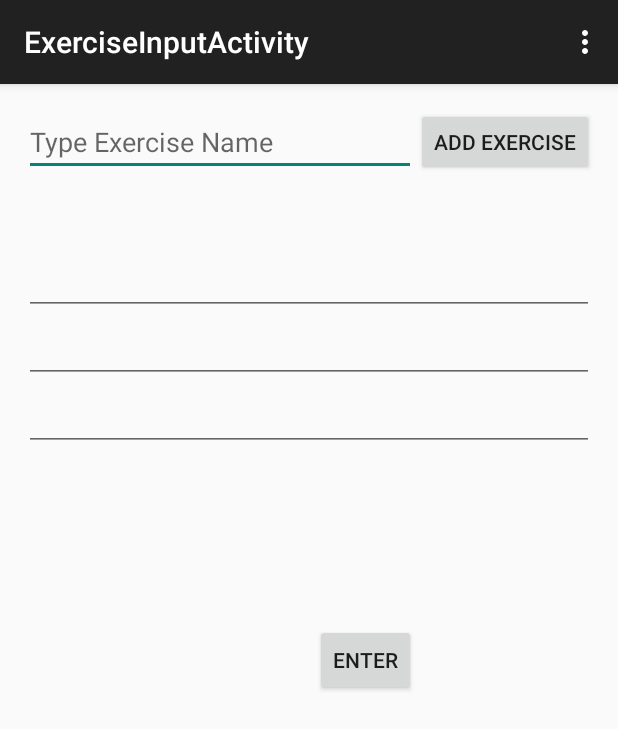
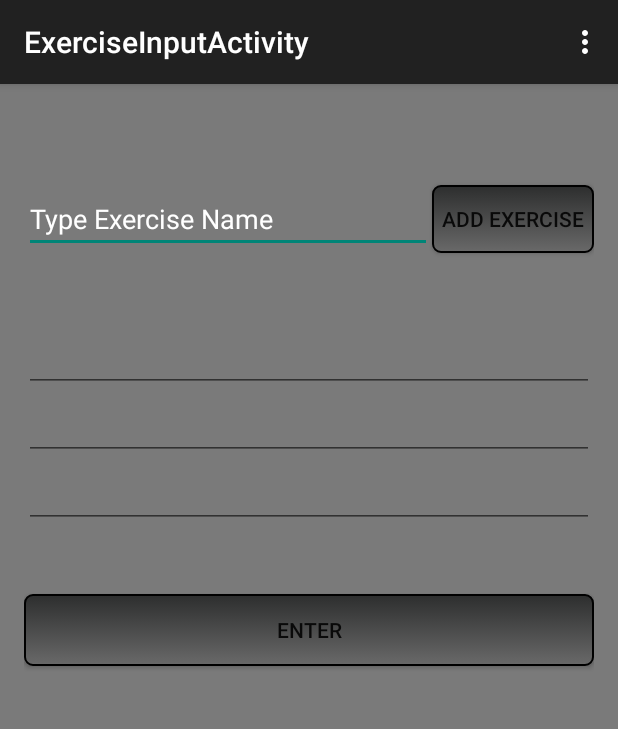
Before and after one commit to rajukumaran/FitnessTrainer, an Android app: the screen it shows after launch (ExerciseInputActivity), after a tap on "Large Text", on a phone screen of 412 x 824 dp. Shown: the top 729 px of the screen. Run offline under Robolectric (Android 15) with nearby library versions, the phone set to English and light mode, and no system bars; libraries missing offline, so code that uses them is left out: com.google.android.gms, com.microsoft.windowsazure; 5 statements that could not run were skipped; 1 other tap on this screen came first.

Commit message:
Before Add Exercise

```diff
--- a/app/src/main/java/com/toetracker/fitnesstrainer/ExerciseInputActivity.java
+++ b/app/src/main/java/com/toetracker/fitnesstrainer/ExerciseInputActivity.java
@@ -32,7 +32,8 @@ public class ExerciseInputActivity extends AzureBaseActivity {
     protected void onCreate(Bundle savedInstanceState) {
         super.onCreate(savedInstanceState);
         setContentView(R.layout.activity_exercise_input);
-
+        TextView txtView = (TextView)findViewById(R.id.txtVwTrainee);
+        txtView.setText(TrainerGlobal.TraineeName);
        btnAddExercise = (Button)findViewById(R.id.btnAddExercise);
         btnAddExercise.setOnClickListener(new View.OnClickListener() {
             @Override
--- a/app/src/main/java/com/toetracker/fitnesstrainer/Trainee.java
+++ b/app/src/main/java/com/toetracker/fitnesstrainer/Trainee.java
@@ -4,12 +4,24 @@ package com.toetracker.fitnesstrainer;
  * Created by rajmarappan on 11/11/15.
  */
 public class Trainee {
+
+    /**
+     * Item Id
+     */
+    @com.google.gson.annotations.SerializedName("id")
+    public String mId;
+    @com.google.gson.annotations.SerializedName("username")
     public String username ;
     public String password ;
+    @com.google.gson.annotations.SerializedName("firstName")
     public String FirstName ;
+    @com.google.gson.annotations.SerializedName("lastName")
     public String LastName ;
+    @com.google.gson.annotations.SerializedName("phone")
     public String Phone ;
+    @com.google.gson.annotations.SerializedName("address")
     public String Address ;
+    @com.google.gson.annotations.SerializedName("email")
     public String Email ;
     public Boolean Trainer ;
 }
--- /dev/null
+++ b/app/src/main/java/com/toetracker/fitnesstrainer/TraineeList.java
@@ -0,0 +1,11 @@
+package com.toetracker.fitnesstrainer;
+
+import java.util.ArrayList;
+import java.util.List;
+
+/**
+ * Created by rajmarappan on 11/15/15.
+ */
+public class TraineeList extends ArrayList<Trainee> {
+
+}
--- a/app/src/main/java/com/toetracker/fitnesstrainer/TrainerAssociationActivity.java
+++ b/app/src/main/java/com/toetracker/fitnesstrainer/TrainerAssociationActivity.java
@@ -27,6 +27,9 @@ import com.google.common.util.concurrent.FutureCallback;
 import com.google.common.util.concurrent.Futures;
 import com.google.common.util.concurrent.ListenableFuture;
 import com.google.common.util.concurrent.SettableFuture;
+import com.google.gson.JsonArray;
+import com.google.gson.JsonElement;
+import com.google.gson.JsonObject;
 import com.microsoft.windowsazure.mobileservices.*;
 
 import java.net.MalformedURLException;
@@ -42,6 +45,10 @@ import com.microsoft.windowsazure.mobileservices.table.MobileServiceTable;
 import com.microsoft.windowsazure.mobileservices.table.query.QueryOrder;
 
 import org.apache.http.impl.conn.LoggingSessionOutputBuffer;
+import org.json.JSONArray;
+import org.json.JSONObject;
+
+import com.google.gson.JsonObject;
 
 import static com.microsoft.windowsazure.mobileservices.table.query.QueryOperations.val;
 
@@ -93,6 +100,7 @@ public class TrainerAssociationActivity extends AzureBaseActivity {
     protected void onCreate(Bundle savedInstanceState) {
         super.onCreate(savedInstanceState);
         setContentView(R.layout.activity_trainer_association);
+
         btnNewTrainee = (Button)findViewById(R.id.btnAddUser);
         btnAssociateUser = (Button)findViewById(R.id.btnAssociateUser);
         btnAssociateUser.setOnClickListener(btnAssociateUser_Click);
@@ -110,6 +118,7 @@ public class TrainerAssociationActivity extends AzureBaseActivity {
         linlaHeaderProgress.setVisibility(View.VISIBLE);
         try {
             taObj = mClient.getTable(TrainerAssociation.class);
+            //MobileServiceList<TrainerAssociation> taObj1 = taObj.orderBy("TraineeID",QueryOrder.Ascending).execute().get();
             TA = new TrainerAssociationAdapter(this, R.layout.trainer_association_layout);
             ListView lstView = (ListView) findViewById(R.id.listView);
             lstView.setAdapter(TA);
@@ -117,7 +126,8 @@ public class TrainerAssociationActivity extends AzureBaseActivity {
             refreshItemsFromTable();
         }catch (Exception err)
         {
-
+            Integer i =10;
+            i=11;
 
         }
     }
@@ -131,24 +141,74 @@ public class TrainerAssociationActivity extends AzureBaseActivity {
             @Override
             protected Void doInBackground(Void... params) {
 
-                try {
-                    final List<TrainerAssociation> results = taObj.orderBy("TraineeID",QueryOrder.Ascending).execute().get();
-
-                    runOnUiThread(new Runnable() {
-                        @Override
-                        public void run() {
-                            TA.clear();
+                mClient.invokeApi("GetTrainerAssociation", String.class, new ApiOperationCallback<String>() {
 
 
-                            for (TrainerAssociation item : results) {
-                                TA.add(item);
+                    @Override
+                    public void onCompleted(String result,
+                                            Exception exception, ServiceFilterResponse response) {
+
+                        if (exception == null) {
+                            try {
+                                //JSONObject jsonResponse = new JSONObject(result);
+                                JSONArray jarray = new JSONArray(result);
+                               // JSONArray jarray = jsonResponse.getJSONArray("");
+                                //JSONObject jsonResponse = new JSONObject(line);
+
+
+//                                for(JsonElement jr : result)
+//                                {
+//
+//                                }
+                               for(int i=0; i< jarray.length();i++)
+                               {
+                                   JSONObject js = jarray.getJSONObject(i);
+                                   String FirstName = js.getString("FirstName");
+                                   String LastName = js.getString("LastName");
+                                   String UserName = js.getString("Username");
+                                   String FullName = LastName +", " + FirstName + "(" + UserName +")";
+                                   TrainerAssociation TAs = new TrainerAssociation();
+                                   TAs.TraineeID=FullName;
+                                   TA.add(TAs);
+
+                               }
+
+                                linlaHeaderProgress.setVisibility(View.GONE);
+
+                                //.getJSONArray("results");
+                                //String AuthString = result.getAsJsonPrimitive("mobileServiceAuthenticationToken").getAsString();
+                            }catch(Exception err)
+                            {
+                                int i =0;
+                                i=1;
+
                             }
-                            linlaHeaderProgress.setVisibility(View.GONE);
+
                         }
-                    });
-                } catch (final Exception e){
+                    }
 
-                }
+                });
+
+
+
+//                try {
+//                    final List<TrainerAssociation> results = taObj.orderBy("TraineeID",QueryOrder.Ascending).execute().get();
+//
+//                    runOnUiThread(new Runnable() {
+//                        @Override
+//                        public void run() {
+//                            TA.clear();
+//
+//
+//                            for (TrainerAssociation item : results) {
+//                                TA.add(item);
+//                            }
+//                            linlaHeaderProgress.setVisibility(View.GONE);
+//                        }
+//                    });
+//                } catch (final Exception e){
+//
+//                }
 
                 return null;
             }
--- a/app/src/main/res/drawable/button_radient.xml
+++ b/app/src/main/res/drawable/button_radient.xml
@@ -1,9 +1,25 @@
 <?xml version="1.0" encoding="utf-8" ?>
-<shape xmlns:android="http://schemas.android.com/apk/res/android" android:shape="rectangle" >
-    <gradient
-        android:type="linear"
-        android:startColor="#FF2D2E2E"
-        android:endColor="#FF696969"
-        android:angle="225"/>
 
-</shape>
+<selector xmlns:android="http://schemas.android.com/apk/res/android" >
+<item android:state_pressed="true" >
+    <shape android:shape="rectangle"  >
+        <corners android:radius="5dip" />
+        <stroke android:width="1dip" android:color="#000000" />
+        <gradient android:angle="-90" android:startColor="#FF696969" android:endColor="#FF2D2E2E"  />
+    </shape>
+</item>
+<item android:state_focused="true">
+    <shape android:shape="rectangle"  >
+        <corners android:radius="5dip" />
+        <stroke android:width="1dip" android:color="#000000" />
+        <solid android:color="#58857e"/>
+    </shape>
+</item>
+<item >
+    <shape android:shape="rectangle"  >
+        <corners android:radius="5dip" />
+        <stroke android:width="1dip" android:color="#000000" />
+        <gradient android:angle="-90" android:startColor="#FF2D2E2E" android:endColor="#FF696969" />
+    </shape>
+</item>
+</selector>
--- a/app/src/main/res/layout/activity_add_exercise.xml
+++ b/app/src/main/res/layout/activity_add_exercise.xml
@@ -5,6 +5,7 @@
     android:paddingRight="@dimen/activity_horizontal_margin"
     android:paddingTop="@dimen/activity_vertical_margin"
     android:paddingBottom="@dimen/activity_vertical_margin"
+    android:background="#FF7A7A7A"
     tools:context="com.toetracker.fitnesstrainer.AddExercise">
 
     <EditText
--- a/app/src/main/res/layout/activity_add_trainee.xml
+++ b/app/src/main/res/layout/activity_add_trainee.xml
@@ -5,6 +5,7 @@
     android:paddingRight="@dimen/activity_horizontal_margin"
     android:paddingTop="@dimen/activity_vertical_margin"
     android:paddingBottom="@dimen/activity_vertical_margin"
+    android:background="#FF7A7A7A"
     tools:context="com.toetracker.fitnesstrainer.AddTrainee">
 
     <EditText
--- a/app/src/main/res/layout/activity_exercise_input.xml
+++ b/app/src/main/res/layout/activity_exercise_input.xml
@@ -4,6 +4,7 @@
     android:paddingRight="@dimen/activity_horizontal_margin"
     android:paddingTop="@dimen/activity_vertical_margin"
     android:paddingBottom="@dimen/activity_vertical_margin"
+    android:background="#FF7A7A7A"
     tools:context="com.toetracker.fitnesstrainer.ExerciseInputActivity">
 
     <AutoCompleteTextView
@@ -11,12 +12,15 @@
         android:layout_width="wrap_content"
         android:layout_height="wrap_content"
         android:ems="10"
+        android:imeOptions="actionDone"
+        android:layout_marginTop="51dp"
         android:layout_alignParentTop="true"
         android:layout_alignParentLeft="true"
         android:layout_alignParentStart="true"
         android:layout_toLeftOf="@+id/btnAddExercise"
         android:layout_toStartOf="@+id/btnAddExercise"
-        android:imeOptions="actionDone">
+        android:textColor="#ffffff"
+        android:textColorHint="#ffffff">
         <requestFocus />
     </AutoCompleteTextView>
 
@@ -28,7 +32,9 @@
         android:layout_below="@+id/autoComplete"
         android:layout_alignParentRight="true"
         android:layout_alignParentEnd="true"
-        android:layout_marginTop="47dp" />
+        android:layout_marginTop="47dp"
+        android:textColor="#ffffff"
+        android:textColorHint="#ffffff"/>
 
     <EditText
         android:layout_width="match_parent"
@@ -38,7 +44,9 @@
         android:inputType="number"
         android:layout_below="@+id/txtUnit1"
         android:layout_alignParentLeft="true"
-        android:layout_alignParentStart="true" />
+        android:layout_alignParentStart="true"
+        android:textColor="#ffffff"
+        android:textColorHint="#ffffff" />
 
     <EditText
         android:layout_width="match_parent"
@@ -47,28 +55,50 @@
         android:inputType="number"
         android:layout_below="@+id/txtUnit2"
         android:layout_alignParentLeft="true"
-        android:layout_alignParentStart="true" />
+        android:layout_alignParentStart="true"
+        android:textColor="#ffffff"
+        android:textColorHint="#ffffff" />
 
     <Button
         style="?android:attr/buttonStyleSmall"
         android:layout_width="wrap_content"
         android:layout_height="wrap_content"
-        android:text="Add Exercise"
+        android:text="  Add Exercise  "
         android:id="@+id/btnAddExercise"
-        android:layout_alignParentTop="true"
         android:layout_alignParentRight="true"
         android:layout_alignParentEnd="true"
-        android:layout_alignBottom="@+id/autoComplete" />
+        android:layout_alignBottom="@+id/autoComplete"
+        android:background="@drawable/button_radient"
+        android:layout_alignTop="@+id/autoComplete" />
 
 
     <Button
         style="?android:attr/buttonStyleSmall"
         android:layout_width="wrap_content"
         android:layout_height="wrap_content"
-        android:text="Enter"
+        android:text="  Enter  "
         android:id="@+id/btnExceriseSubmit"
-        android:layout_centerVertical="true"
-        android:layout_toLeftOf="@+id/btnAddExercise"
-        android:layout_toStartOf="@+id/btnAddExercise" />
+        android:background="@drawable/button_radient"
+        android:layout_below="@+id/txtUnit3"
+        android:layout_alignParentLeft="true"
+        android:layout_alignParentStart="true"
+        android:layout_marginTop="44dp"
+        android:layout_alignRight="@+id/txtUnit3"
+        android:layout_alignEnd="@+id/txtUnit3" />
+
+    <TextView
+        android:layout_width="wrap_content"
+        android:layout_height="wrap_content"
+        android:text="New Text"
+        android:id="@+id/txtVwTrainee"
+        android:layout_alignParentRight="true"
+        android:layout_alignParentEnd="true"
+        android:layout_alignParentTop="true"
+        android:layout_alignParentLeft="true"
+        android:layout_alignParentStart="true"
+        android:textColor="#ffffff"
+        android:textStyle="bold"
+        android:textSize="15sp"
+        android:layout_above="@+id/btnAddExercise" />
 
 </RelativeLayout>
--- a/app/src/main/res/layout/activity_trainer_association.xml
+++ b/app/src/main/res/layout/activity_trainer_association.xml
@@ -42,10 +42,13 @@
         android:text="  Add New Trainee  "
         android:id="@+id/btnAddUser"
         android:layout_alignParentBottom="true"
-        android:layout_centerHorizontal="true"
         android:background="@drawable/button_radient"
         android:textColor="#ffffff"
-        android:textStyle="bold" />
+        android:textStyle="bold"
+        android:layout_alignParentLeft="true"
+        android:layout_alignParentStart="true"
+        android:layout_alignRight="@+id/listView"
+        android:layout_alignEnd="@+id/listView" />
     <LinearLayout
         android:id="@+id/linlaHeaderProgress"
         android:layout_width="fill_parent"
--- a/app/src/main/res/layout/trainer_association_layout.xml
+++ b/app/src/main/res/layout/trainer_association_layout.xml
@@ -12,8 +12,7 @@
         android:text="Large Text"
         android:id="@+id/textView"
         android:clickable="true"
-        android:textColor="#ffffff"
-        android:textStyle="bold"
+        android:textColor="#eeeeee"
         android:layout_weight="0.06"
         android:gravity="center_vertical"
         android:height="50dp"/>
```
